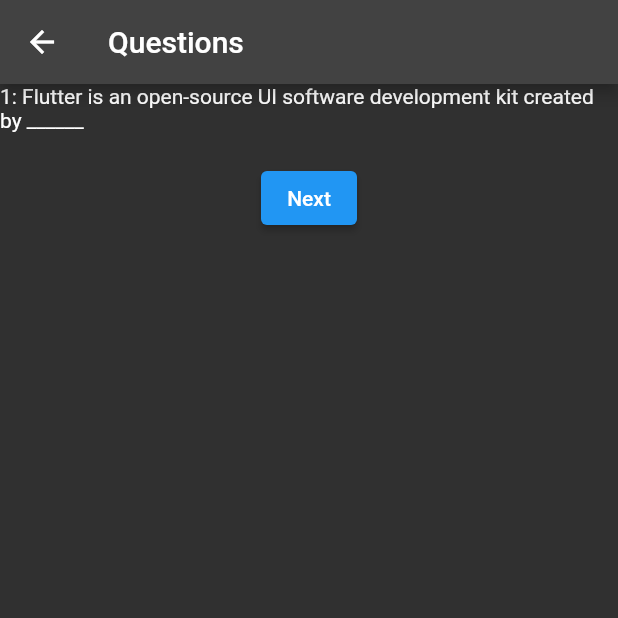
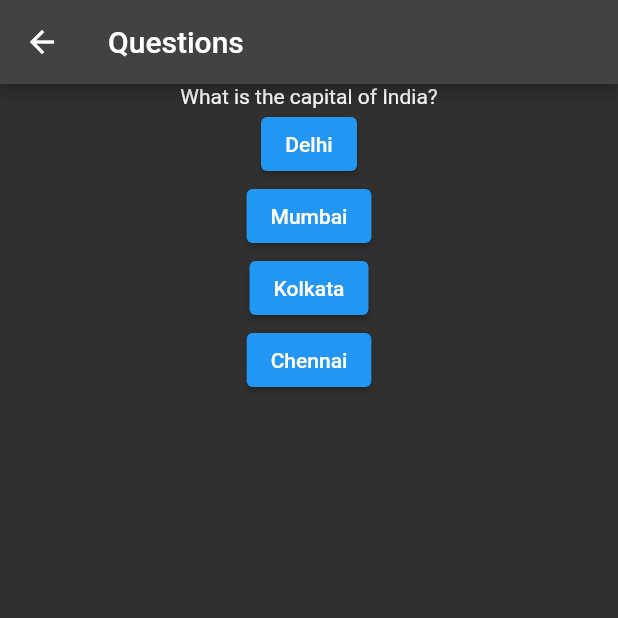
Before and after one commit to Jishan010/quize-app, a Flutter app: the screen it shows after launch, after a tap on "Questions", on a phone screen of 412 x 824 dp, the top half of it. Run offline on Flutter 3.47's test engine with Material 2 defaults, Android fonts, the phone set to English and light mode, and no system bars; our stand-ins replace beamer.

```diff
--- a/lib/entity/questions.dart
+++ b/lib/entity/questions.dart
@@ -1,23 +1,12 @@
 class Question {
   final int id;
   final String question;
+  final List<String> options;
+  int answer;
 
-  Question({required this.id, required this.question});
+  Question(
+      {required this.id,
+      required this.question,
+      required this.options,
+      required this.answer});
 }
-
-const List sample_data = [
-  {
-    "id": 1,
-    "question":
-        "Flutter is an open-source UI software development kit created by ______"
-  },
-  {"id": 2, "question": "When google release Flutter."},
-  {
-    "id": 3,
-    "question": "A memory location that holds a single letter or number."
-  },
-  {
-    "id": 4,
-    "question": "What command do you use to output data to the screen?"
-  },
-];
--- a/lib/main.dart
+++ b/lib/main.dart
@@ -1,10 +1,7 @@
-import 'dart:ffi';
-
 import 'package:beamer/beamer.dart';
 import 'package:flutter/material.dart';
 import 'package:quize_app/entity/Questions.dart';
 import 'package:quize_app/screen/questions_page.dart';
-import 'package:quize_app/utility/custom_linked_list.dart';
 
 void main() {
   runApp(MyApp());
@@ -24,36 +21,49 @@ class MyApp extends StatelessWidget {
     locationBuilder: RoutesLocationBuilder(
       routes: {
         '/': (context, state, data) => const WelcomeScreen(),
-        '/questions/:questionId': (context, state, data) {
-          final questionId = state.pathParameters['questionId'];
-
-          CustomLinkedListNode? currentNode;
-          CustomLinkedList customLinkedList = CustomLinkedList();
-          // Take the path parameter of interest from BeamState
-          if (null == data) {
-            List<Question> list = sample_data
-                .map((item) => Question(
-                      id: item['id'],
-                      question: item['question'],
-                    ))
-                .toList();
-
-            list.forEach((element) {
-              customLinkedList.add(element);
-            });
-            //head can be used to pass the data to the next page
-            CustomLinkedListNode? headNode = customLinkedList.head;
-            currentNode = headNode;
-            questionId == headNode?.value.id.toString();
-          } else {
-            currentNode = data as CustomLinkedListNode?;
-          }
-          //return beamPage with animation
+        '/questions': (context, state, data) {
+          final questionList = [
+            Question(
+                id: 1,
+                question: 'What is the capital of India?',
+                options: ['Delhi', 'Mumbai', 'Kolkata', 'Chennai'],
+                answer: 0),
+            Question(
+                id: 2,
+                question: 'What is the capital of USA?',
+                options: [
+                  'New York',
+                  'Washington DC',
+                  'Chicago',
+                  'Los Angeles'
+                ],
+                answer: 0),
+            Question(
+                id: 3,
+                question: 'What is the capital of Canada?',
+                options: ['Toronto', 'Vancouver', 'Montreal', 'Ottawa'],
+                answer: 0),
+            Question(
+                id: 4,
+                question: 'What is the capital of Australia?',
+                options: ['Sydney', 'Melbourne', 'Brisbane', 'Canberra'],
+                answer: 0),
+            Question(
+                id: 5,
+                question: 'What is the capital of Brazil?',
+                options: [
+                  'Rio de Janeiro',
+                  'Sao Paulo',
+                  'Brasilia',
+                  'Salvador'
+                ],
+                answer: 0),
+          ];
 
           return BeamPage(
-            key: ValueKey('question-$questionId'),
+            key: ValueKey('questions'),
             type: BeamPageType.slideRightTransition,
-            child: QuestionsPage(currentNode: currentNode),
+            child: QuestionsPage(questionList: questionList),
           );
         },
       },
@@ -92,7 +102,7 @@ class WelcomeScreen extends StatelessWidget {
               ElevatedButton(
                 onPressed: () {
                   // Basic beaming
-                  Beamer.of(context).beamToNamed('/questions/0');
+                  Beamer.of(context).beamToNamed('/questions');
                 },
                 child: Text('Questions'),
               ),
--- a/lib/screen/questions_page.dart
+++ b/lib/screen/questions_page.dart
@@ -5,19 +5,19 @@ import 'package:quize_app/entity/Questions.dart';
 import '../utility/custom_linked_list.dart';
 
 class QuestionsPage extends StatefulWidget {
-  QuestionsPage({Key? key, required this.currentNode}) : super(key: key);
+  QuestionsPage({Key? key, required this.questionList}) : super(key: key);
 
-  CustomLinkedListNode? currentNode;
+  List<Question> questionList;
 
   @override
   State<QuestionsPage> createState() =>
-      _QuestionsPageState(currentNode: currentNode);
+      _QuestionsPageState(questionList: questionList);
 }
 
 class _QuestionsPageState extends State<QuestionsPage> {
-  CustomLinkedListNode? currentNode;
+  List<Question> questionList;
 
-  _QuestionsPageState({required this.currentNode});
+  _QuestionsPageState({required this.questionList});
 
   @override
   void initState() {
@@ -32,42 +32,38 @@ class _QuestionsPageState extends State<QuestionsPage> {
         leading: IconButton(
           icon: const Icon(Icons.arrow_back),
           onPressed: () {
-            if (currentNode?.previous != null) {
-              //beamer back navigation with transition animation
-              Beamer.of(context).beamBack(data: currentNode?.previous);
-            } else {
-              Beamer.of(context).beamBack();
-            }
+            Beamer.of(context).beamBack();
           },
         ),
       ),
       body: Column(
         mainAxisSize: MainAxisSize.max,
         children: [
-          Text(
-              '${currentNode?.value.id}: ${currentNode?.value.question}' ?? ''),
-          const SizedBox(
-            height: 20,
-          ),
-          ElevatedButton(
-            onPressed: () {
-              if (currentNode?.next != null) {
-                final questionId = currentNode?.next?.value.id;
-                Beamer.of(context).beamToNamed(
-                  '/questions/$questionId',
-                  data: currentNode?.next,
-                );
-              } else {
-                //TODO: show the result
-                /*Beamer.of(context).beamToNamed('/finish');*/
-              }
+          Expanded(
+              child: PageView.builder(
+            itemBuilder: (context, index) {
+              return BuildQuestion(
+                question: questionList[index],
+              );
             },
-            child: currentNode?.next != null
-                ? const Text('Next')
-                : const Text('Finish'),
-          ),
+            itemCount: questionList.length,
+          )),
         ],
       ),
     );
   }
 }
+
+Column BuildQuestion({required Question question}) {
+  return Column(
+    children: [
+      Text(question.question),
+      ...question.options
+          .map((e) => ElevatedButton(
+                onPressed: () {},
+                child: Text(e),
+              ))
+          .toList()
+    ],
+  );
+}
```
